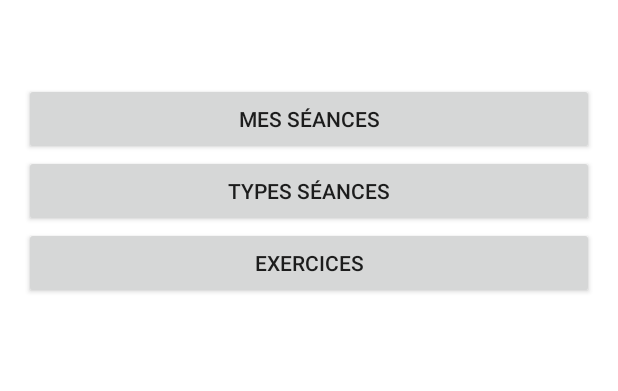
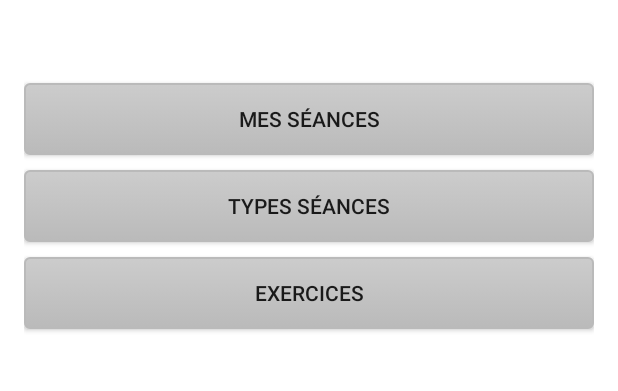
Before and after one commit to Snake4100/Muscu, an Android app: the screen it shows after launch (AcceuilActivity), on a phone screen of 412 x 824 dp, the part 181-572 px from its top. Run offline under Robolectric (Android 15) with nearby library versions, the phone set to English and light mode, and no system bars.

Commit message:
modification des boutons

```diff
--- /dev/null
+++ b/app/src/main/res/drawable/button.xml
@@ -0,0 +1,11 @@
+<?xml version="1.0" encoding="utf-8"?>
+<selector xmlns:android="http://schemas.android.com/apk/res/android" >
+
+    <item >
+        <shape android:shape="rectangle"  >
+            <corners android:radius="3dip" />
+            <stroke android:width="1dip" android:color="#BABABA" />
+            <gradient android:angle="-90" android:startColor="#CCCCCC" android:endColor="#BABABA" />
+        </shape>
+    </item>
+</selector>
--- a/app/src/main/res/layout/activity_acceuil.xml
+++ b/app/src/main/res/layout/activity_acceuil.xml
@@ -30,7 +30,8 @@
             android:layout_below="@+id/acceuil_textview"
             android:layout_centerHorizontal="true"
             android:layout_marginTop="55dp"
-            android:layout_gravity="center_horizontal" />
+            android:layout_gravity="center_horizontal"
+            android:background="@drawable/button"/>
 
         <Button
             android:layout_width="match_parent"
@@ -40,7 +41,9 @@
             android:layout_above="@+id/button_exercices"
             android:layout_alignRight="@+id/button_mesSeances"
             android:layout_alignEnd="@+id/button_mesSeances"
-            android:layout_gravity="center_horizontal" />
+            android:layout_gravity="center_horizontal"
+            android:layout_marginTop="10dp"
+            android:background="@drawable/button"/>
 
         <Button
             android:layout_width="match_parent"
@@ -49,8 +52,9 @@
             android:id="@+id/button_exercices"
             android:layout_alignParentBottom="true"
             android:layout_centerHorizontal="true"
-            android:layout_marginBottom="147dp"
-            android:layout_gravity="center_horizontal" />
+            android:layout_gravity="center_horizontal"
+            android:layout_marginTop="10dp"
+            android:background="@drawable/button"/>
 
     </LinearLayout>
 </RelativeLayout>
--- a/app/src/main/res/layout/activity_les_types_exercices.xml
+++ b/app/src/main/res/layout/activity_les_types_exercices.xml
@@ -12,7 +12,8 @@
         android:text="@string/creerExercice_button"
         android:id="@+id/button_creerTypeExercice"
         android:layout_alignParentBottom="true"
-        android:layout_centerHorizontal="true" />
+        android:layout_centerHorizontal="true"
+        android:background="@drawable/button"/>
 
     <ListView
         android:layout_width="wrap_content"
--- a/app/src/main/res/layout/activity_mes_seances.xml
+++ b/app/src/main/res/layout/activity_mes_seances.xml
@@ -20,5 +20,6 @@
         android:id="@+id/button_newSeance"
         android:layout_alignParentBottom="true"
         android:layout_centerHorizontal="true"
-        android:layout_gravity="center_horizontal" />
+        android:layout_gravity="center_horizontal"
+        android:background="@drawable/button"/>
 </RelativeLayout>
--- a/app/src/main/res/layout/activity_type_exercice.xml
+++ b/app/src/main/res/layout/activity_type_exercice.xml
@@ -115,7 +115,8 @@
             android:layout_gravity="center_horizontal">
 
             <Button
-                android:id="@+id/button_validerTypeExercice" />
+                android:id="@+id/button_validerTypeExercice"
+                android:background="@drawable/button"/>
         </TableRow>
 
     </LinearLayout>
--- a/app/src/main/res/layout/activity_types_seances.xml
+++ b/app/src/main/res/layout/activity_types_seances.xml
@@ -17,10 +17,10 @@
     <Button
         android:layout_width="36dp"
         android:layout_height="36dp"
-        android:text="+"
         android:id="@+id/button_ajouterTypeSeance"
         android:layout_alignParentBottom="true"
         android:layout_alignRight="@+id/listView_typesSeances"
-        android:layout_alignEnd="@+id/listView_typesSeances" />
+        android:layout_alignEnd="@+id/listView_typesSeances"
+        android:background="@android:drawable/ic_input_add"/>
 
 </RelativeLayout>
```
Also changed, not shown: app/src/main/res/layout/activity_exercice.xml (+4 -3 lines), app/src/main/res/layout/activity_exercice_type_seance.xml (+4 -3 lines), app/src/main/res/layout/activity_seance.xml (+4 -3 lines), app/src/main/res/layout/activity_type_seance.xml (+4 -3 lines).
